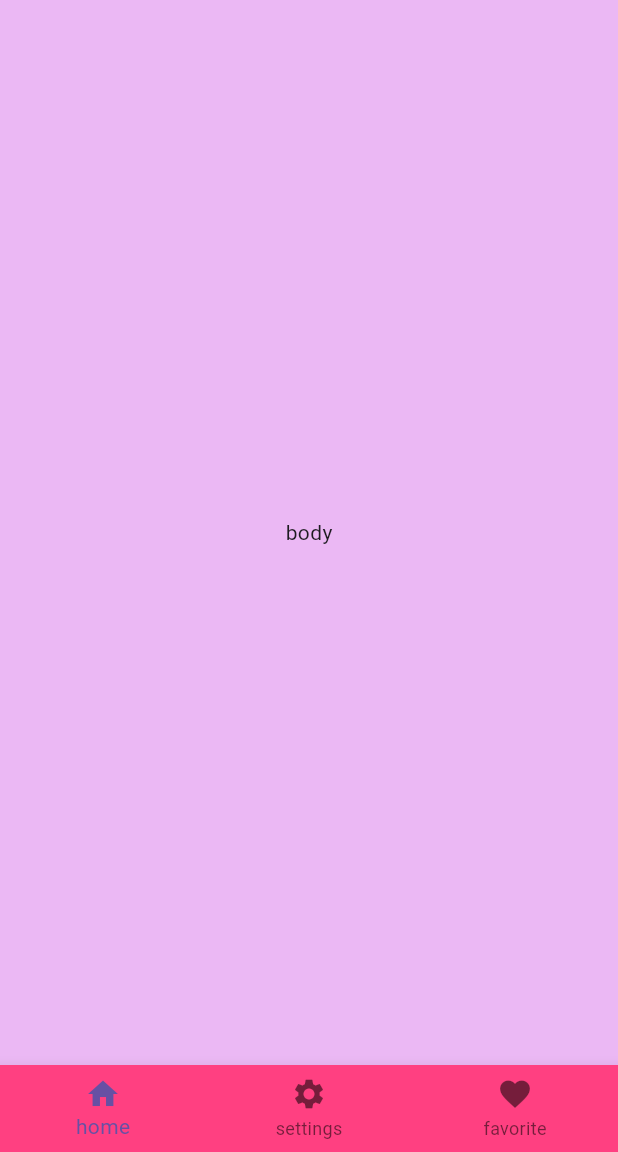
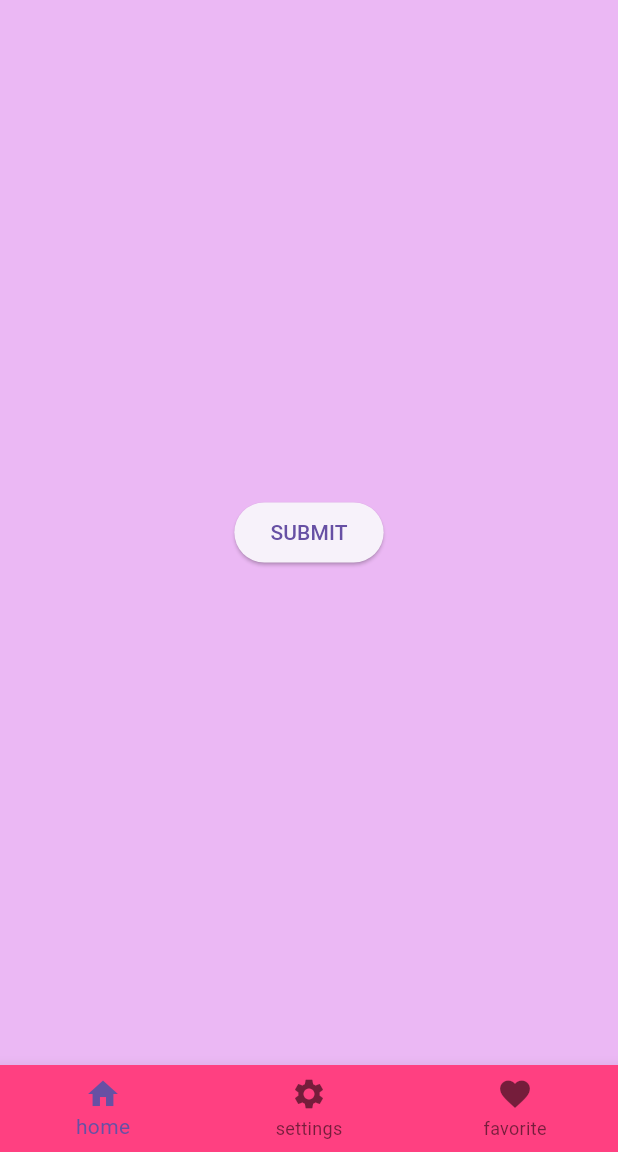
Before and after one commit to HariHaraSudhan-M0/shared_commute, a Flutter app: the screen it shows after launch, on a phone screen of 412 x 824 dp, the part 84-1236 px from its top. Run offline on Flutter 3.47's test engine with Material 3 defaults, Android fonts, the phone set to English and light mode, and no system bars.

Commit message:
added button

```diff
--- a/lib/main.dart
+++ b/lib/main.dart
@@ -16,8 +16,9 @@ class MyApp extends StatelessWidget {
           title: const Text('Shared commute'),
           backgroundColor: Colors.pinkAccent,
         ),
-        body: const Center(child: Text('body')),
-        backgroundColor:const Color.fromARGB(255, 235, 184, 244),
+        body: Center(
+            child: ElevatedButton(onPressed: () {}, child: Text('SUBMIT'))),
+        backgroundColor: const Color.fromARGB(255, 235, 184, 244),
         bottomNavigationBar: BottomNavigationBar(
           backgroundColor: Colors.pinkAccent,
           items: const [
```
